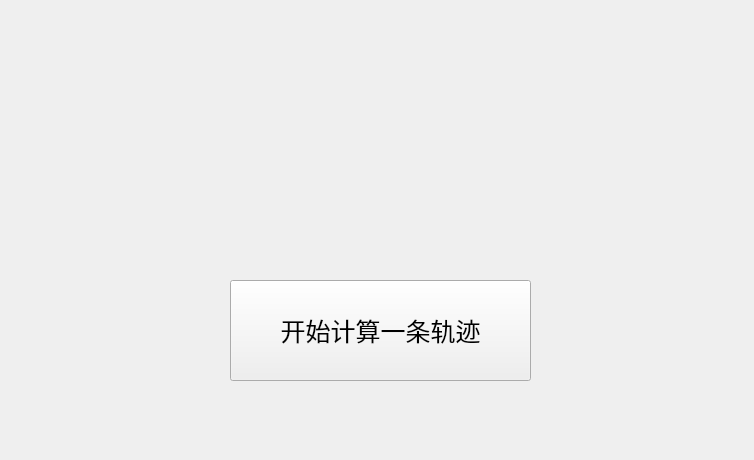
Qt form plugin/test_NMPC_Plugin/control_widget.ui (ponycandy/my_simulation_dir) before a commit.
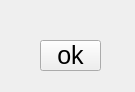
The same form after that commit.

What changed in the file:
```diff
--- a/plugin/test_NMPC_Plugin/control_widget.ui
+++ b/plugin/test_NMPC_Plugin/control_widget.ui
@@ -6,8 +6,8 @@
    <rect>
     <x>0</x>
     <y>0</y>
-    <width>754</width>
-    <height>460</height>
+    <width>135</width>
+    <height>92</height>
    </rect>
   </property>
   <property name="windowTitle">
@@ -16,10 +16,10 @@
   <widget class="QPushButton" name="pushButton">
    <property name="geometry">
     <rect>
-     <x>230</x>
-     <y>280</y>
-     <width>301</width>
-     <height>101</height>
+     <x>40</x>
+     <y>40</y>
+     <width>61</width>
+     <height>31</height>
     </rect>
    </property>
    <property name="font">
@@ -28,7 +28,7 @@
     </font>
    </property>
    <property name="text">
-    <string>开始计算一条轨迹</string>
+    <string>ok</string>
    </property>
   </widget>
  </widget>
```
